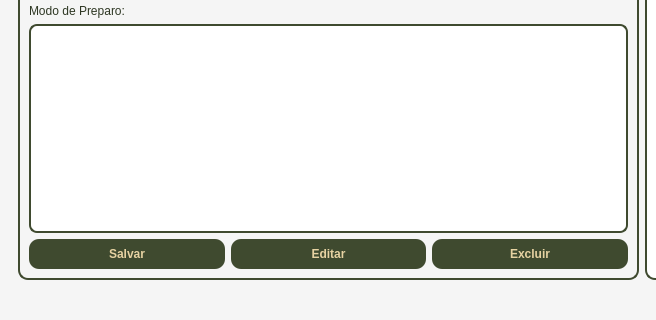
Old version of the form telas/tela_menu.ui in the repository Faeldh/sistema_confeitaria; both pictures show x 0 to 656 and y 377 to 697 of the 1283 by 697 pixel window.
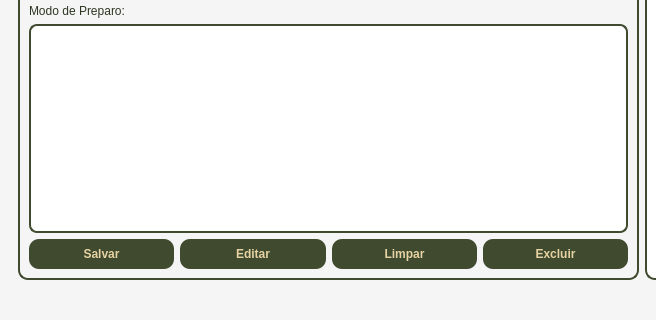
New version of the form. The open tabs and pages were chosen to show the change.

The edit to the form file:
```diff
--- a/telas/tela_menu.ui
+++ b/telas/tela_menu.ui
@@ -851,6 +851,13 @@
                </property>
               </widget>
              </item>
+             <item>
+              <widget class="QPushButton" name="btn_limparReceita">
+               <property name="text">
+                <string>Limpar</string>
+               </property>
+              </widget>
+             </item>
              <item>
               <widget class="QPushButton" name="btn_excluirReceita">
                <property name="text">
```
Left out of the diff: 2 changed lines with no effect on the pictures.
